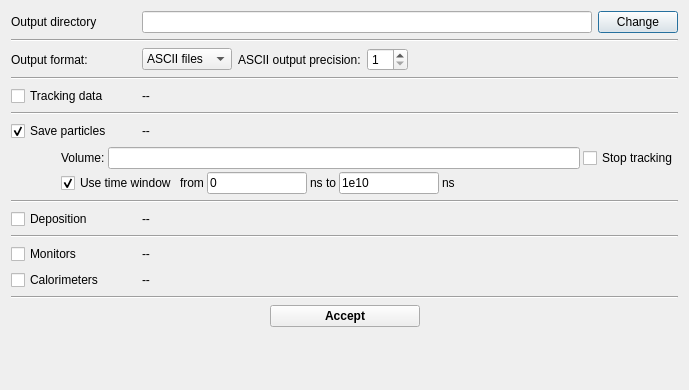
Old version of the form ants3bundle/src/ants3/gui/particleSim/aparticlesimoutputdialog.ui in the repository andrmor/ANTS3bundle.
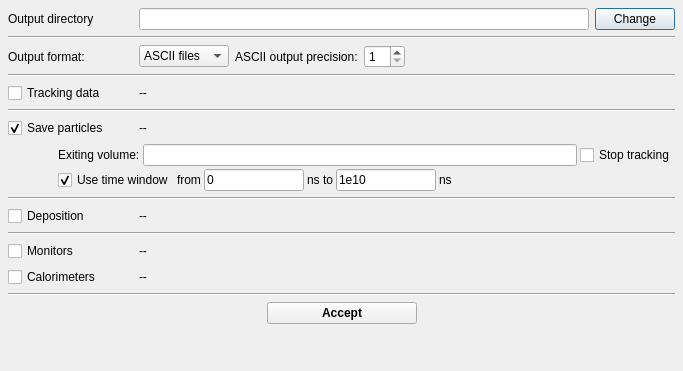
New version of the form.

Patch:
```diff
--- a/ants3bundle/src/ants3/gui/particleSim/aparticlesimoutputdialog.ui
+++ b/ants3bundle/src/ants3/gui/particleSim/aparticlesimoutputdialog.ui
@@ -6,14 +6,41 @@
    <rect>
     <x>0</x>
     <y>0</y>
-    <width>685</width>
-    <height>390</height>
+    <width>683</width>
+    <height>371</height>
    </rect>
   </property>
+  <property name="sizePolicy">
+   <sizepolicy hsizetype="Expanding" vsizetype="Expanding">
+    <horstretch>0</horstretch>
+    <verstretch>0</verstretch>
+   </sizepolicy>
+  </property>
+  <property name="maximumSize">
+   <size>
+    <width>16777215</width>
+    <height>16777215</height>
+   </size>
+  </property>
   <property name="windowTitle">
    <string>Dialog</string>
   </property>
   <layout class="QVBoxLayout" name="verticalLayout">
+   <property name="spacing">
+    <number>6</number>
+   </property>
+   <property name="leftMargin">
+    <number>8</number>
+   </property>
+   <property name="topMargin">
+    <number>8</number>
+   </property>
+   <property name="rightMargin">
+    <number>8</number>
+   </property>
+   <property name="bottomMargin">
+    <number>8</number>
+   </property>
    <item>
     <layout class="QHBoxLayout" name="horizontalLayout">
      <item>
@@ -244,7 +271,7 @@
         <item>
          <widget class="QLabel" name="label">
           <property name="text">
-           <string>Volume:</string>
+           <string>Exiting volume:</string>
           </property>
          </widget>
         </item>
```
Left out of the diff: 2 changed lines with no effect on the pictures.
